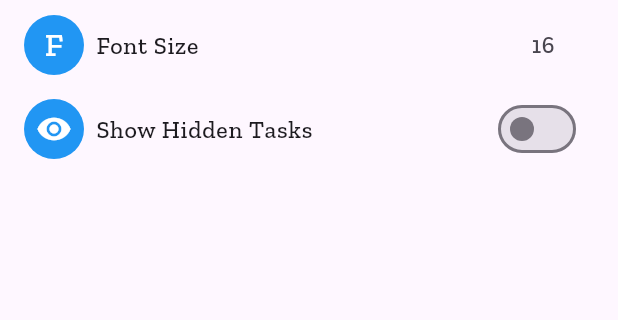
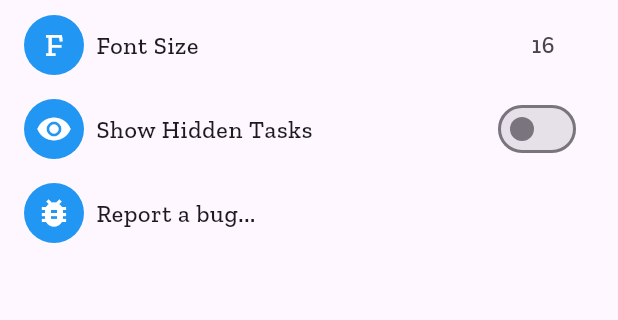
Before and after one commit to Sahil-Atahar/TODO-The-Task-Keeper, a Flutter app: the HomePage screen opened directly, after a tap on the "settings" icon, on a phone screen of 412 x 824 dp, the part 165-485 px from its top. Run offline on Flutter 3.47's test engine with Material 2 defaults, Android fonts, the light colour scheme and no system bars; drawn by our look-alikes of animated_text_kit; our stand-ins replace card_swiper, flutter_staggered_animations, focused_menu, image_picker, page_transition, permission_handler and 4 more; missing offline and left inert: clipboard, flutter_material_color_picker; accounts and stored records are empty.

```diff
--- a/lib/pages/edit_task_page.dart
+++ b/lib/pages/edit_task_page.dart
@@ -325,6 +325,7 @@ class _EditTaskPageState extends State<EditTaskPage> {
                         : isSomethingChanged
                             ? InkWell(
                                 onTap: () async {
+                                  imagesEditMode = false;
                                   DateTime dateTime = DateTime.now();
                                   var task = {
                                     'title': _titleController.text,
--- a/lib/pages/setting_page.dart
+++ b/lib/pages/setting_page.dart
@@ -3,6 +3,7 @@ import 'package:page_transition/page_transition.dart';
 import 'package:shared_preferences/shared_preferences.dart';
 import 'package:todo/main.dart';
 import 'package:todo/pages/homepage.dart';
+import 'package:url_launcher/url_launcher.dart';
 
 class SettingPage extends StatefulWidget {
   const SettingPage({super.key});
@@ -130,6 +131,38 @@ class _SettingPageState extends State<SettingPage> {
                 });
               }),
             ),
+            ListTile(
+              title: Row(
+                children: const [
+                  CircleAvatar(
+                    backgroundColor: Colors.blue,
+                    child: Icon(
+                      Icons.bug_report,
+                      color: Colors.white,
+                    ),
+                  ),
+                  SizedBox(
+                    width: 8.0,
+                  ),
+                  Text(
+                    'Report a bug...',
+                  )
+                ],
+              ),
+              onTap: () async {
+                Uri url = Uri(
+                  scheme: 'mailto',
+                  path: 'sahilatahar@gmail.com',
+                );
+
+                try {
+                  await launchUrl(url);
+                } catch (e) {
+                  ScaffoldMessenger.of(context).showSnackBar(SnackBar(
+                      content: Text("Please, E-Mail us at ${url.path}")));
+                }
+              },
+            )
           ],
         )),
       ),
```
Also changed, not shown: lib/pages/homepage.dart (+35 -19 lines), lib/pages/task_list_view_page.dart (+44 -40 lines), 1 other file.
